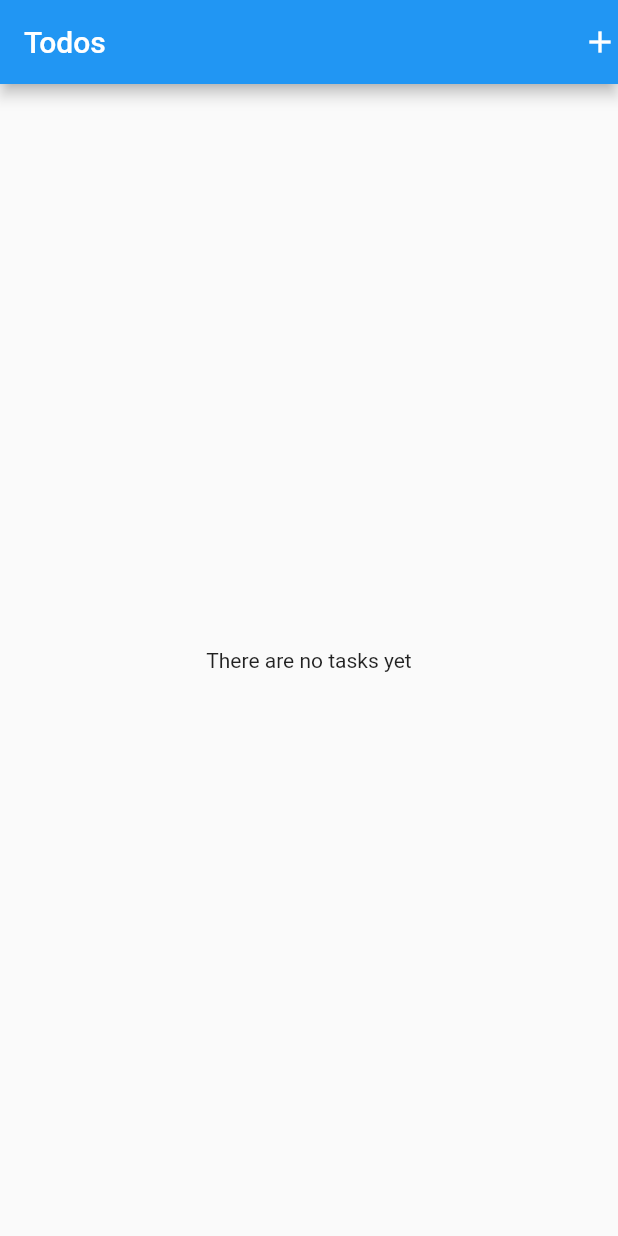
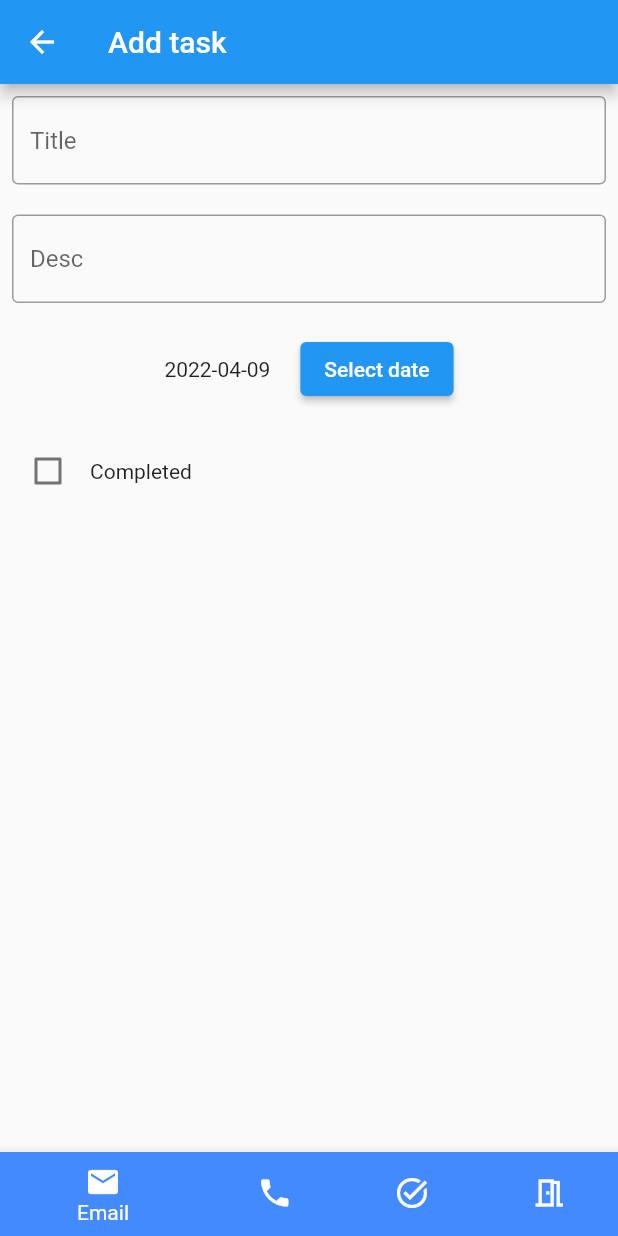
Before and after one commit to DominikIlski/MaMs_lab, a Flutter app: the screen it shows after launch, after a tap on the "add" icon, on a phone screen of 412 x 824 dp. Run offline on Flutter 3.47's test engine with Material 2 defaults, Android fonts, the phone set to English and light mode, and no system bars; our stand-ins replace flutter_riverpod, riverpod.

Commit message:
added task UI

```diff
--- a/task_manager/lib/main.dart
+++ b/task_manager/lib/main.dart
@@ -1,6 +1,7 @@
 import 'package:flutter/material.dart';
 import 'package:flutter_riverpod/flutter_riverpod.dart';
 import 'package:riverpod/riverpod.dart';
+import 'package:task_manager/screens/task_add.dart';
 
 import 'models/task.dart';
 
@@ -57,12 +58,15 @@ class Home extends ConsumerWidget {
       appBar: AppBar(
         title: const Text('Todos'),
         actions: <Widget>[
-          GestureDetector(
-            child: const Icon(
-              Icons.add,
-            ),
-            onTap: () => print('test'),
-          )
+          IconButton(
+              onPressed: () => Navigator.push(
+                    context,
+                    MaterialPageRoute(
+                        builder: (context) => const AddTaskScreen()),
+                  ),
+              icon: const Icon(
+                Icons.add,
+              ))
         ],
       ),
       body: Column(
--- /dev/null
+++ b/task_manager/lib/screens/task_add.dart
@@ -0,0 +1,124 @@
+import 'package:flutter/material.dart';
+import 'package:flutter_riverpod/flutter_riverpod.dart';
+
+class AddTaskScreen extends ConsumerStatefulWidget {
+  const AddTaskScreen({Key? key}) : super(key: key);
+
+  @override
+  _AddTaskScreenState createState() => _AddTaskScreenState();
+}
+
+class _AddTaskScreenState extends ConsumerState<AddTaskScreen> {
+  int _selectedIndex = 0;
+  bool complete = false;
+  DateTime selectedDate = DateTime.now();
+
+  final _formKey = GlobalKey<FormState>();
+  void _onItemTapped(int index) {
+    setState(() {
+      _selectedIndex = index;
+    });
+  }
+
+  Future<Null> _selectDate(BuildContext context) async {
+    final DateTime? picked = await showDatePicker(
+        context: context,
+        initialDate: selectedDate,
+        firstDate: DateTime(2015, 8),
+        lastDate: DateTime(2101));
+    if (picked != null && picked != selectedDate)
+      setState(() {
+        selectedDate = picked;
+      });
+  }
+
+  @override
+  Widget build(BuildContext context) {
+    return Scaffold(
+      appBar: AppBar(title: const Text('Add task')),
+      body: SingleChildScrollView(
+          child: Padding(
+        padding: const EdgeInsets.all(8.0),
+        child: Form(
+          key: _formKey,
+          child: Column(
+            children: [
+              TextFormField(
+                decoration: const InputDecoration(
+                  border: OutlineInputBorder(),
+                  hintText: 'Title',
+                ),
+              ),
+              SizedBox(
+                height: 20.0,
+              ),
+              TextFormField(
+                decoration: const InputDecoration(
+                  border: OutlineInputBorder(),
+                  hintText: 'Desc',
+                ),
+              ),
+              SizedBox(
+                height: 20.0,
+              ),
+              Row(
+                mainAxisSize: MainAxisSize.max,
+                mainAxisAlignment: MainAxisAlignment.center,
+                children: [
+                  Text("${selectedDate.toLocal()}".split(' ')[0]),
+                  SizedBox(
+                    width: 20.0,
+                  ),
+                  ElevatedButton(
+                    onPressed: () => _selectDate(context),
+                    child: Text('Select date'),
+                  )
+                ],
+              ),
+              SizedBox(
+                height: 20.0,
+              ),
+              Row(
+                children: [
+                  Checkbox(
+                      value: complete,
+                      onChanged: (value) {
+                        setState(() => complete = value ?? false);
+                      }),
+                  SizedBox(
+                    width: 4,
+                  ),
+                  Text('Completed')
+                ],
+              )
+            ],
+          ),
+        ),
+      )),
+      bottomNavigationBar: BottomNavigationBar(
+        backgroundColor: Colors.blueAccent,
+        items: const <BottomNavigationBarItem>[
+          BottomNavigationBarItem(
+            icon: Icon(Icons.email),
+            label: 'Email',
+            backgroundColor: Colors.blueAccent,
+          ),
+          BottomNavigationBarItem(
+              icon: Icon(Icons.phone),
+              backgroundColor: Colors.blueAccent,
+              label: 'Phone'),
+          BottomNavigationBarItem(
+              icon: Icon(Icons.task_alt_outlined),
+              backgroundColor: Colors.blueAccent,
+              label: 'ToDo'),
+          BottomNavigationBarItem(
+              icon: Icon(Icons.meeting_room_outlined),
+              backgroundColor: Colors.blueAccent,
+              label: 'Meeting'),
+        ],
+        currentIndex: _selectedIndex,
+        onTap: _onItemTapped,
+      ),
+    );
+  }
+}
```
